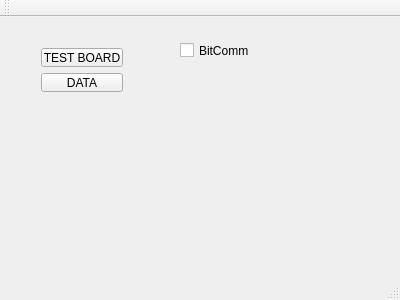
Before: the Qt Designer form mainwindow.ui in svobodapraha/TestCifxApi, drawn with Qt 5.
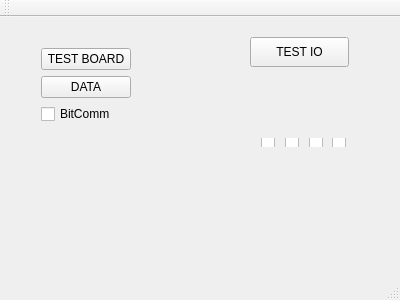
After: the same form once the commit is applied.

Commit message: play with layouts

The edit to the form file:
```diff
--- a/mainwindow.ui
+++ b/mainwindow.ui
@@ -14,26 +14,13 @@
    <string>MainWindow</string>
   </property>
   <widget class="QWidget" name="centralWidget">
-   <widget class="QCheckBox" name="cbBitComm">
-    <property name="geometry">
-     <rect>
-      <x>180</x>
-      <y>20</y>
-      <width>111</width>
-      <height>27</height>
-     </rect>
-    </property>
-    <property name="text">
-     <string>BitComm</string>
-    </property>
-   </widget>
-   <widget class="QWidget" name="">
+   <widget class="QWidget" name="layoutWidget">
     <property name="geometry">
      <rect>
       <x>30</x>
       <y>20</y>
-      <width>104</width>
-      <height>66</height>
+      <width>112</width>
+      <height>101</height>
      </rect>
     </property>
     <layout class="QVBoxLayout" name="verticalLayout">
@@ -51,8 +38,119 @@
        </property>
       </widget>
      </item>
+     <item>
+      <widget class="QCheckBox" name="cbBitComm">
+       <property name="text">
+        <string>BitComm</string>
+       </property>
+      </widget>
+     </item>
     </layout>
    </widget>
+   <widget class="QPushButton" name="btnTestIo">
+    <property name="geometry">
+     <rect>
+      <x>250</x>
+      <y>20</y>
+      <width>99</width>
+      <height>30</height>
+     </rect>
+    </property>
+    <property name="text">
+     <string>TEST IO</string>
+    </property>
+   </widget>
+   <widget class="QWidget" name="layoutWidget">
+    <property name="geometry">
+     <rect>
+      <x>250</x>
+      <y>80</y>
+      <width>111</width>
+      <height>21</height>
+     </rect>
+    </property>
+    <layout class="QHBoxLayout" name="horizontalLayout">
+     <item>
+      <widget class="QWidget" name="Ind_b0" native="true">
+       <property name="styleSheet">
+        <string notr="true"/>
+       </property>
+      </widget>
+     </item>
+     <item>
+      <widget class="QWidget" name="Ind_b1" native="true">
+       <property name="styleSheet">
+        <string notr="true"/>
+       </property>
+      </widget>
+     </item>
+     <item>
+      <widget class="QWidget" name="Ind_b2" native="true">
+       <property name="styleSheet">
+        <string notr="true"/>
+       </property>
+      </widget>
+     </item>
+     <item>
+      <widget class="QWidget" name="Ind_b3" native="true">
+       <property name="styleSheet">
+        <string notr="true"/>
+       </property>
+      </widget>
+     </item>
+    </layout>
+   </widget>
+   <widget class="QWidget" name="layoutWidget">
+    <property name="geometry">
+     <rect>
+      <x>250</x>
+      <y>110</y>
+      <width>111</width>
+      <height>31</height>
+     </rect>
+    </property>
+    <layout class="QHBoxLayout" name="horizontalLayout_2">
+     <item>
+      <widget class="QCheckBox" name="cb_b0">
+       <property name="text">
+        <string/>
+       </property>
+      </widget>
+     </item>
+     <item>
+      <widget class="QCheckBox" name="cb_b1">
+       <property name="text">
+        <string/>
+       </property>
+      </widget>
+     </item>
+     <item>
+      <widget class="QCheckBox" name="cb_b2">
+       <property name="text">
+        <string/>
+       </property>
+      </widget>
+     </item>
+     <item>
+      <widget class="QCheckBox" name="cb_b3">
+       <property name="text">
+        <string/>
+       </property>
+      </widget>
+     </item>
+    </layout>
+   </widget>
+   <widget class="QWidget" name="verticalLayoutWidget">
+    <property name="geometry">
+     <rect>
+      <x>30</x>
+      <y>140</y>
+      <width>111</width>
+      <height>61</height>
+     </rect>
+    </property>
+    <layout class="QVBoxLayout" name="inputsLayout"/>
+   </widget>
   </widget>
   <widget class="QMenuBar" name="menuBar">
    <property name="geometry">
```
Left out of the diff: 2 changed lines with no effect on the pictures. The commit also changes 3 other files.
